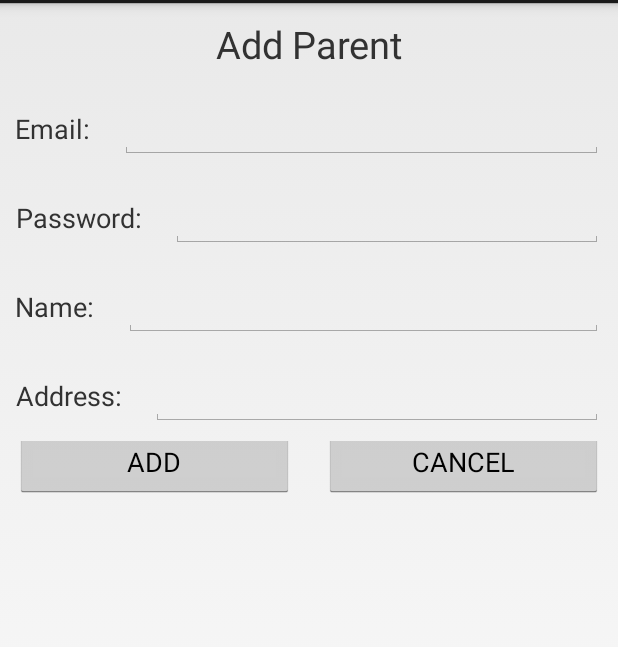
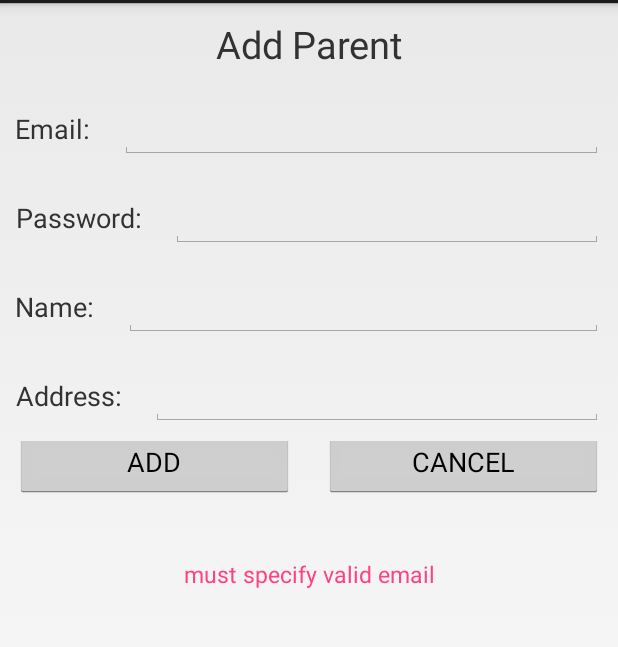
Before and after one commit to tchri3/GetBSAndrois, an Android app: the screen it shows after launch (MainActivity), after a tap on "ADD", on a phone screen of 412 x 824 dp, the part 69-716 px from its top. Run offline under Robolectric (Android 15) with nearby library versions, the phone set to English and light mode, and no system bars; 2 other taps on this screen came first.

Commit message:
add parent validation

```diff
--- a/app/src/main/java/nati/aviran/getbs/AddBabySitterFragment.java
+++ b/app/src/main/java/nati/aviran/getbs/AddBabySitterFragment.java
@@ -130,7 +130,7 @@ public class AddBabySitterFragment extends Fragment  {
                     errorMessage = "must specify valid email";
                 }
                 else if (password.getText().toString().equals("") || password.getText().toString().length() < 6){
-                    errorMessage = "password must be 6 characterss or more";
+                    errorMessage = "password must be 6 characters or more";
                 }
                 else if (address.getText().toString().equals("")){
                     errorMessage = "address can't be empty";
--- a/app/src/main/java/nati/aviran/getbs/AddParentFragment.java
+++ b/app/src/main/java/nati/aviran/getbs/AddParentFragment.java
@@ -15,6 +15,9 @@ import android.view.ViewGroup;
 import android.widget.Button;
 import android.widget.EditText;
 import android.widget.TextView;
+
+import java.util.regex.Matcher;
+import java.util.regex.Pattern;
 
 import nati.aviran.getbs.Dialogs.AddBabySitterDialogFragment;
 import nati.aviran.getbs.Dialogs.AddParentDialogFragment;
@@ -93,12 +96,30 @@ public class AddParentFragment extends Fragment  {
                 EditText address = (EditText) v.findViewById(R.id.addParentAddressTv);
                 EditText name= (EditText) v.findViewById(R.id.addParentNameTv);
 
-                if((email.getText().toString().equals(""))||
-                        (password.getText().toString().equals(""))||
-                        (address.getText().toString().equals(""))||
-                        (name.getText().toString().isEmpty() ) )
+                Pattern pattern = Pattern.compile("[A-Za-z0-9._%+-]+@[A-Za-z0-9.-]+\\.[A-Za-z]{2,4}");
+                Matcher mat = pattern.matcher(email.getText().toString());
+
+                // Error message
+                String errorMessage = "";
+
+                // Check if there is an error
+                if(email.getText().toString().equals("") || (!mat.matches())) {
+                    errorMessage = "must specify valid email";
+                }
+                else if (password.getText().toString().equals("") || password.getText().toString().length() < 6){
+                    errorMessage = "password must be 6 characters or more";
+                }
+                else if (name.getText().toString().equals("")){
+                    errorMessage = "name can't be empty";
+                }
+                else if (address.getText().toString().equals("")){
+                    errorMessage = "address can't be empty";
+                }
+
+                // If there is an error
+                if (errorMessage != "")
                 {
-                    ((TextView) v.findViewById(R.id.errorMessage)).setText("there is empty value");
+                    ((TextView) v.findViewById(R.id.errorMessage)).setText(errorMessage);
                     return;
                 }else {
 
--- a/app/src/main/res/layout/fragment_add_parent.xml
+++ b/app/src/main/res/layout/fragment_add_parent.xml
@@ -136,6 +136,15 @@
 
 
     </LinearLayout>
+            <TextView
+                android:id="@+id/errorMessage"
+                android:layout_width="match_parent"
+                android:layout_height="wrap_content"
+                android:layout_margin="10dp"
+                android:gravity="center"
+                android:textColor="@color/colorAccent"
+                android:text=""
+                android:textSize="15sp" />
         </LinearLayout>
     </ScrollView>
 </LinearLayout>
```
